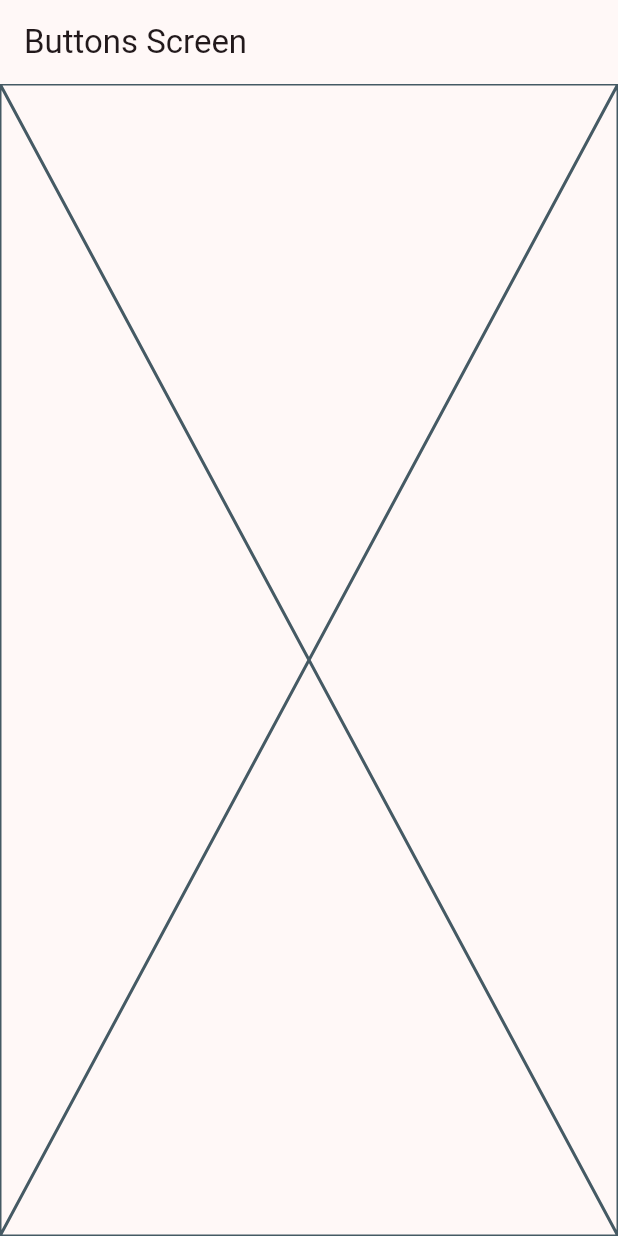
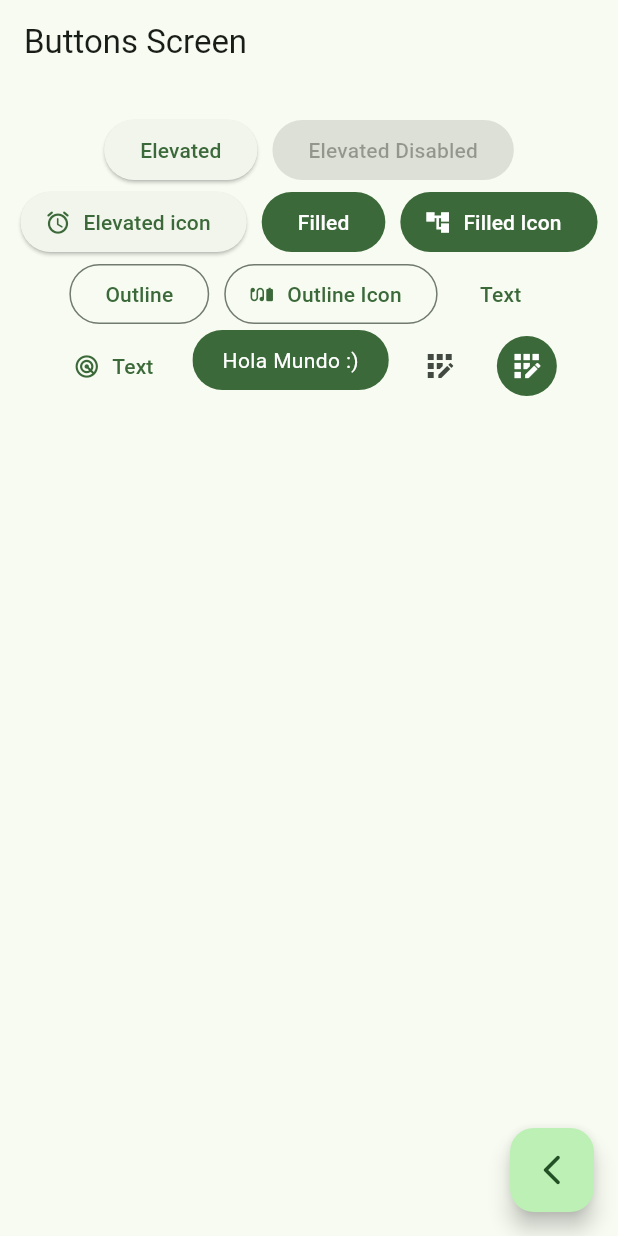
Before and after one commit to valeroman/FT-Widgets, a Flutter app: the ButtonsScreen screen opened by its route, on a phone screen of 412 x 824 dp. Run offline on Flutter 3.47's test engine with Material 2 defaults, Android fonts, the phone set to English and light mode, and no system bars; our stand-ins replace go_router.

Commit message:
button screen finished

```diff
--- a/lib/main.dart
+++ b/lib/main.dart
@@ -14,7 +14,7 @@ class MainApp extends StatelessWidget {
     return MaterialApp.router(
       routerConfig: appRouter,
       debugShowCheckedModeBanner: false,
-      theme: AppTheme( selectedColor: 9 ).getTheme(),
+      theme: AppTheme( selectedColor: 2 ).getTheme(),
     );
   }
 }
--- a/lib/presentation/screens/buttons/buttons_screen.dart
+++ b/lib/presentation/screens/buttons/buttons_screen.dart
@@ -1,4 +1,5 @@
 import 'package:flutter/material.dart';
+import 'package:go_router/go_router.dart';
 
 class ButtonsScreen extends StatelessWidget {
 
@@ -12,7 +13,101 @@ class ButtonsScreen extends StatelessWidget {
       appBar: AppBar(
         title: const Text('Buttons Screen'),
       ),
-      body: const Placeholder(),
+      body: const _ButtonsView(),
+      floatingActionButton: FloatingActionButton(
+        child: const Icon( Icons.arrow_back_ios_new_rounded),
+        onPressed: () {
+          context.pop();
+        },
+      ),
     );
   }
 }
+
+class _ButtonsView extends StatelessWidget {
+  const _ButtonsView();
+
+  @override
+  Widget build(BuildContext context) {
+
+    final color = Theme.of(context).colorScheme;
+
+    return SizedBox(
+      width: double.infinity,
+      child: Padding(
+        padding: const EdgeInsets.symmetric(horizontal: 10, vertical: 20),
+        child: Wrap(
+          spacing: 10,
+          alignment: WrapAlignment.center,
+          children: [
+            ElevatedButton(onPressed: () {}, child: const Text('Elevated')),
+            const ElevatedButton(onPressed: null, child: Text('Elevated Disabled')),
+
+            ElevatedButton.icon(
+              onPressed: () {},
+              icon: const Icon(Icons.access_alarms_rounded),
+              label: const Text('Elevated icon')
+            ),
+
+            FilledButton(onPressed: () {}, child: const Text('Filled')),
+            FilledButton.icon(
+              onPressed: () {},
+              icon: const Icon(Icons.account_tree),
+              label: const Text('Filled Icon')
+            ),
+
+            OutlinedButton(onPressed: () {}, child: const Text('Outline')),
+            OutlinedButton.icon(
+              onPressed: () {},
+              icon: const Icon(Icons.earbuds_battery),
+              label: const Text('Outline Icon')
+            ),
+
+            TextButton(onPressed: () {}, child: const Text('Text')),
+            TextButton.icon(
+              onPressed: () {},
+              icon: const Icon(Icons.radar_outlined),
+              label: const Text('Text')
+            ),
+
+            const CustomButton(),
+
+            IconButton(onPressed: () {}, icon: const Icon(Icons.app_registration_outlined)),
+            IconButton(
+              onPressed: () {},
+              icon: const Icon(Icons.app_registration_outlined),
+              style: ButtonStyle(
+                backgroundColor: MaterialStatePropertyAll(color.primary),
+                iconColor: const MaterialStatePropertyAll(Colors.white),
+              ),
+            )
+          ],
+        ),
+      ),
+    );
+  }
+}
+
+class CustomButton extends StatelessWidget {
+  const CustomButton({super.key});
+
+  @override
+  Widget build(BuildContext context) {
+
+    final color = Theme.of(context).colorScheme;
+    return ClipRRect(
+      borderRadius: BorderRadius.circular(20),
+      child: Material(
+        color: color.primary,
+        child: InkWell(
+          // splashColor: Colors.red,
+          onTap: () {},
+          child: Padding(
+            padding: const EdgeInsets.symmetric(horizontal: 20, vertical: 10),
+            child: Text('Hola Mundo :)', style: TextStyle(color: Colors.white))
+          ),
+        ),
+      ),
+    );
+  }
+}
```
